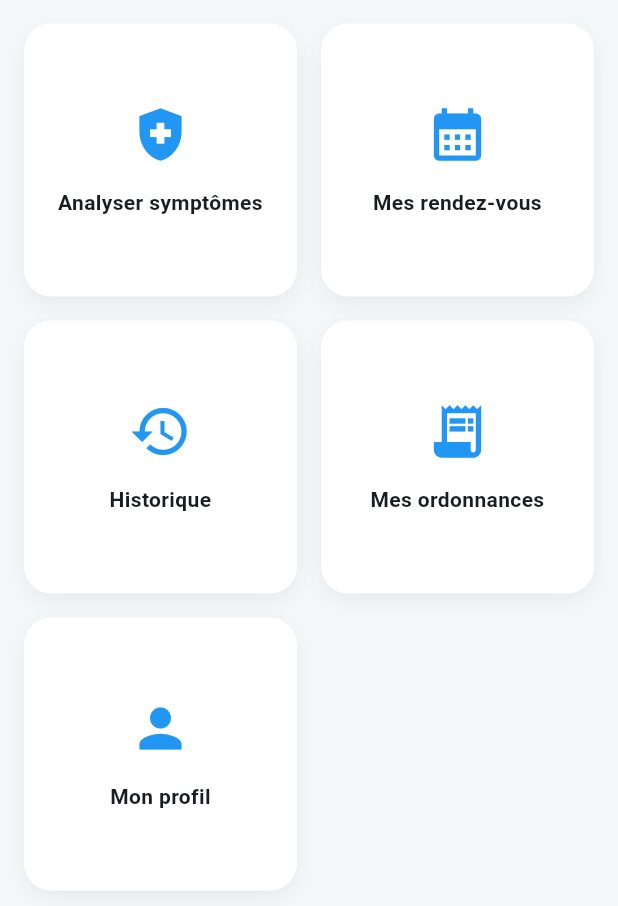
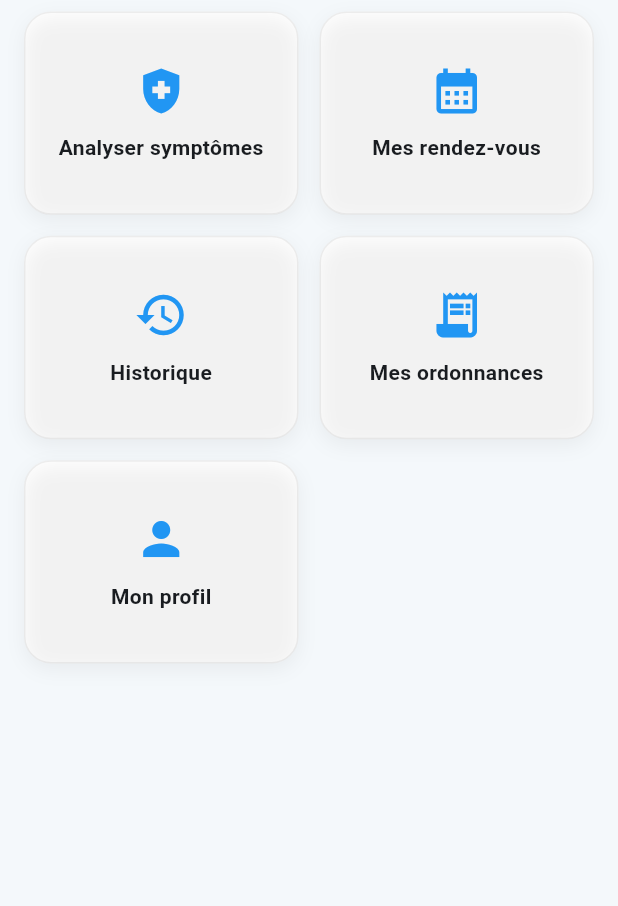
Before and after one commit to Bassem26199/PFE--Orientation-frontend, a Flutter app: the PatientHome screen opened directly, on a phone screen of 412 x 824 dp, the part 254-1160 px from its top. Run offline on Flutter 3.47's test engine with Material 3 defaults, Android fonts, the phone set to English and light mode, and no system bars; our stand-ins replace flutter_map, geolocator, latlong2, pdf, printing, shared_preferences; accounts and stored records are empty; network calls fail.

Commit message:
interface patient

```diff
--- a/lib/screens/historique_orientation_screen.dart
+++ b/lib/screens/historique_orientation_screen.dart
@@ -4,6 +4,7 @@ import 'package:http/http.dart' as http;
 
 import '../services/auth_service.dart';
 import '../utils/orientation_display.dart';
+import '../widgets/responsive_content.dart';
 
 class HistoriqueOrientationScreen extends StatefulWidget {
   const HistoriqueOrientationScreen({super.key});
@@ -175,16 +176,40 @@ class _HistoriqueOrientationScreenState
       appBar: AppBar(
         title: const Text("Historique orientation"),
       ),
-      body: isLoading
+      body: ResponsiveContent.list(
+        padding: EdgeInsets.zero,
+        child: isLoading
             ? const Center(child: CircularProgressIndicator())
             : orientations.isEmpty
                 ? emptyState()
                 : RefreshIndicator(
                     onRefresh: fetchHistorique,
-                  child: ListView(
+                    child: LayoutBuilder(
+                      builder: (context, constraints) {
+                        final useGrid = constraints.maxWidth >= 640;
+                        if (!useGrid) {
+                          return ListView(
                             padding: const EdgeInsets.all(16),
-                    children:
-                        orientations.map((e) => orientationCard(e)).toList(),
+                            children: orientations
+                                .map((e) => orientationCard(e))
+                                .toList(),
+                          );
+                        }
+                        return GridView.builder(
+                          padding: const EdgeInsets.all(16),
+                          gridDelegate:
+                              SliverGridDelegateWithMaxCrossAxisExtent(
+                            maxCrossAxisExtent: 340,
+                            mainAxisSpacing: 14,
+                            crossAxisSpacing: 14,
+                            childAspectRatio: 2.4,
+                          ),
+                          itemCount: orientations.length,
+                          itemBuilder: (_, i) =>
+                              orientationCard(orientations[i]),
+                        );
+                      },
+                    ),
                   ),
       ),
     );
--- a/lib/screens/mes_ordonnances_screen.dart
+++ b/lib/screens/mes_ordonnances_screen.dart
@@ -1,5 +1,6 @@
 import 'package:flutter/material.dart';
 import '../services/ordonnance_service.dart';
+import '../widgets/responsive_content.dart';
 
 class MesOrdonnancesScreen extends StatefulWidget {
   const MesOrdonnancesScreen({super.key});
@@ -39,7 +40,9 @@ class _MesOrdonnancesScreenState extends State<MesOrdonnancesScreen> {
           IconButton(onPressed: _load, icon: const Icon(Icons.refresh)),
         ],
       ),
-      body: _loading
+      body: ResponsiveContent.list(
+        padding: EdgeInsets.zero,
+        child: _loading
             ? const Center(child: CircularProgressIndicator())
             : _ordonnances.isEmpty
                 ? Center(
@@ -48,17 +51,21 @@ class _MesOrdonnancesScreenState extends State<MesOrdonnancesScreen> {
                       child: Column(
                         mainAxisSize: MainAxisSize.min,
                         children: [
-                        Icon(Icons.receipt_long, size: 64, color: Colors.grey.shade400),
+                          Icon(Icons.receipt_long,
+                              size: 64, color: Colors.grey),
                           const SizedBox(height: 16),
                           const Text(
                             'Aucune ordonnance',
-                          style: TextStyle(fontSize: 18, fontWeight: FontWeight.bold),
+                            style: TextStyle(
+                              fontSize: 18,
+                              fontWeight: FontWeight.bold,
+                            ),
                           ),
                           const SizedBox(height: 8),
                           Text(
                             'Vos ordonnances validées par le médecin apparaîtront ici.',
                             textAlign: TextAlign.center,
-                          style: TextStyle(color: Colors.grey.shade600),
+                            style: TextStyle(color: Colors.black54),
                           ),
                         ],
                       ),
@@ -70,9 +77,9 @@ class _MesOrdonnancesScreenState extends State<MesOrdonnancesScreen> {
                       padding: const EdgeInsets.all(16),
                       itemCount: _ordonnances.length,
                       itemBuilder: (context, index) {
-                      final o = _ordonnances[index];
-                      return _ordonnanceCard(o);
+                        return _ordonnanceCard(_ordonnances[index]);
                       },
+                    ),
                   ),
       ),
     );
--- a/lib/screens/mes_rendezvous_screen.dart
+++ b/lib/screens/mes_rendezvous_screen.dart
@@ -4,6 +4,7 @@ import 'package:http/http.dart' as http;
 import 'package:url_launcher/url_launcher.dart';
 
 import '../services/auth_service.dart';
+import '../widgets/responsive_content.dart';
 
 class MesRendezVousScreen extends StatefulWidget {
   const MesRendezVousScreen({super.key});
@@ -307,7 +308,9 @@ class _MesRendezVousScreenState extends State<MesRendezVousScreen> {
       appBar: AppBar(
         title: const Text("Mes rendez-vous"),
       ),
-      body: isLoading
+      body: ResponsiveContent.list(
+        padding: EdgeInsets.zero,
+        child: isLoading
             ? const Center(child: CircularProgressIndicator())
             : rendezvous.isEmpty
                 ? emptyState()
@@ -351,6 +354,7 @@ class _MesRendezVousScreenState extends State<MesRendezVousScreen> {
                     ],
                   ),
                 ),
+      ),
     );
   }
 }
--- a/lib/screens/mon_profil_screen.dart
+++ b/lib/screens/mon_profil_screen.dart
@@ -5,6 +5,7 @@ import 'package:http/http.dart' as http;
 import '../services/auth_service.dart';
 import '../services/password_service.dart';
 import '../widgets/address_map_picker.dart';
+import '../widgets/responsive_content.dart';
 import 'modifier_profil_screen.dart';
 import 'public_navigation_screen.dart';
 
@@ -365,13 +366,13 @@ class _MonProfilScreenState extends State<MonProfilScreen> {
       appBar: AppBar(
         title: const Text("Mon profil"),
       ),
-      body: isLoading
-          ? const Center(child: CircularProgressIndicator())
-          : user == null
-              ? const Center(child: Text("Erreur chargement profil"))
-              : SingleChildScrollView(
-                  padding: const EdgeInsets.all(18),
-                  child: Column(
+      body: ResponsiveContent.list(
+        child: isLoading
+            ? const Center(child: CircularProgressIndicator())
+            : user == null
+                ? const Center(child: Text('Erreur chargement profil'))
+                : SingleChildScrollView(
+                    child: Column(
                     children: [
                       Container(
                         width: double.infinity,
@@ -476,6 +477,7 @@ class _MonProfilScreenState extends State<MonProfilScreen> {
                     ],
                   ),
                 ),
+      ),
     );
   }
 
--- a/lib/screens/patient_home.dart
+++ b/lib/screens/patient_home.dart
@@ -1,60 +1,26 @@
 import 'package:flutter/material.dart';
 
 import '../services/auth_service.dart';
+import '../widgets/patient_prochain_rdv_banner.dart';
+import '../widgets/responsive_content.dart';
 import 'analyser_symptomes_screen.dart';
 import 'mes_rendezvous_screen.dart';
 import 'historique_orientation_screen.dart';
 import 'mes_ordonnances_screen.dart';
 import 'mon_profil_screen.dart';
 import 'public_navigation_screen.dart';
-import '../widgets/patient_prochain_rdv_banner.dart';
 
 class PatientHome extends StatelessWidget {
   const PatientHome({super.key});
-
-  Widget buildCard({
-    required IconData icon,
-    required String title,
-    required VoidCallback onTap,
-  }) {
-    return GestureDetector(
-      onTap: onTap,
-      child: Container(
-        decoration: BoxDecoration(
-          color: Colors.white,
-          borderRadius: BorderRadius.circular(18),
-          boxShadow: [
-            BoxShadow(
-              color: Colors.black.withOpacity(0.06),
-              blurRadius: 12,
-              offset: const Offset(0, 5),
-            ),
-          ],
-        ),
-        child: Column(
-          mainAxisAlignment: MainAxisAlignment.center,
-          children: [
-            Icon(icon, size: 42, color: Colors.blue),
-            const SizedBox(height: 14),
-            Text(
-              title,
-              textAlign: TextAlign.center,
-              style: const TextStyle(fontWeight: FontWeight.bold),
-            ),
-          ],
-        ),
-      ),
-    );
-  }
 
   @override
   Widget build(BuildContext context) {
     return Scaffold(
       appBar: AppBar(
-        title: const Text("Espace Patient"),
+        title: const Text('Espace Patient'),
         actions: [
           IconButton(
-            tooltip: "Accueil",
+            tooltip: 'Accueil public',
             icon: const Icon(Icons.home),
             onPressed: () {
               Navigator.push(
@@ -67,12 +33,11 @@ class PatientHome extends StatelessWidget {
           ),
         ],
       ),
-      body: Padding(
-        padding: const EdgeInsets.all(16),
+      body: ResponsiveContent(
         child: Column(
+          crossAxisAlignment: CrossAxisAlignment.stretch,
           children: [
             Container(
-              width: double.infinity,
               padding: const EdgeInsets.all(20),
               decoration: BoxDecoration(
                 color: Colors.blue.shade50,
@@ -82,7 +47,7 @@ class PatientHome extends StatelessWidget {
                 crossAxisAlignment: CrossAxisAlignment.start,
                 children: [
                   Text(
-                    "Bienvenue, ${AuthService.displayName} 👋",
+                    'Bienvenue, ${AuthService.displayName} 👋',
                     style: const TextStyle(
                       fontSize: 20,
                       fontWeight: FontWeight.bold,
@@ -90,23 +55,20 @@ class PatientHome extends StatelessWidget {
                   ),
                   const SizedBox(height: 8),
                   const Text(
-                    "Gérez votre orientation médicale facilement.",
+                    'Gérez votre orientation médicale facilement.',
                     style: TextStyle(fontSize: 14, color: Colors.black54),
                   ),
                 ],
               ),
             ),
             const PatientProchainRdvBanner(),
-            const SizedBox(height: 16),
+            const SizedBox(height: 8),
             Expanded(
-              child: GridView.count(
-                crossAxisCount: 2,
-                crossAxisSpacing: 16,
-                mainAxisSpacing: 16,
+              child: PatientMenuGrid(
                 children: [
-                  buildCard(
+                  PatientDashboardCard(
                     icon: Icons.health_and_safety,
-                    title: "Analyser symptômes",
+                    title: 'Analyser symptômes',
                     onTap: () {
                       Navigator.push(
                         context,
@@ -116,9 +78,9 @@ class PatientHome extends StatelessWidget {
                       );
                     },
                   ),
-                  buildCard(
+                  PatientDashboardCard(
                     icon: Icons.calendar_month,
-                    title: "Mes rendez-vous",
+                    title: 'Mes rendez-vous',
                     onTap: () {
                       Navigator.push(
                         context,
@@ -128,9 +90,9 @@ class PatientHome extends StatelessWidget {
                       );
                     },
                   ),
-                  buildCard(
+                  PatientDashboardCard(
                     icon: Icons.history,
-                    title: "Historique",
+                    title: 'Historique',
                     onTap: () {
                       Navigator.push(
                         context,
@@ -140,9 +102,9 @@ class PatientHome extends StatelessWidget {
                       );
                     },
                   ),
-                  buildCard(
+                  PatientDashboardCard(
                     icon: Icons.receipt_long,
-                    title: "Mes ordonnances",
+                    title: 'Mes ordonnances',
                     onTap: () {
                       Navigator.push(
                         context,
@@ -152,9 +114,9 @@ class PatientHome extends StatelessWidget {
                       );
                     },
                   ),
-                  buildCard(
+                  PatientDashboardCard(
                     icon: Icons.person,
-                    title: "Mon profil",
+                    title: 'Mon profil',
                     onTap: () {
                       Navigator.push(
                         context,
--- /dev/null
+++ b/lib/widgets/responsive_content.dart
@@ -0,0 +1,126 @@
+import 'package:flutter/material.dart';
+
+/// Limite la largeur du contenu sur grand écran (navigateur web, tablette paysage).
+class ResponsiveContent extends StatelessWidget {
+  static const double patientDashboardMaxWidth = 1000;
+  static const double patientListMaxWidth = 720;
+
+  final Widget child;
+  final double maxWidth;
+  final EdgeInsetsGeometry padding;
+  final AlignmentGeometry alignment;
+
+  const ResponsiveContent({
+    super.key,
+    required this.child,
+    this.maxWidth = patientDashboardMaxWidth,
+    this.padding = const EdgeInsets.all(16),
+    this.alignment = Alignment.topCenter,
+  });
+
+  const ResponsiveContent.list({
+    super.key,
+    required this.child,
+    this.padding = const EdgeInsets.all(16),
+  })  : maxWidth = patientListMaxWidth,
+        alignment = Alignment.topCenter;
+
+  @override
+  Widget build(BuildContext context) {
+    return Align(
+      alignment: alignment,
+      child: ConstrainedBox(
+        constraints: BoxConstraints(maxWidth: maxWidth),
+        child: Padding(
+          padding: padding,
+          child: child,
+        ),
+      ),
+    );
+  }
+}
+
+/// Grille de menu patient : cartes de taille raisonnable sur web et mobile.
+class PatientMenuGrid extends StatelessWidget {
+  final List<Widget> children;
+
+  const PatientMenuGrid({super.key, required this.children});
+
+  @override
+  Widget build(BuildContext context) {
+    return LayoutBuilder(
+      builder: (context, constraints) {
+        final width = constraints.maxWidth;
+        final maxExtent = width >= 900 ? 200.0 : (width >= 600 ? 220.0 : 280.0);
+        final aspectRatio = width >= 600 ? 1.08 : 1.35;
+
+        return GridView.extent(
+          maxCrossAxisExtent: maxExtent,
+          mainAxisSpacing: 14,
+          crossAxisSpacing: 14,
+          childAspectRatio: aspectRatio,
+          children: children,
+        );
+      },
+    );
+  }
+}
+
+/// Carte d'action du tableau de bord patient.
+class PatientDashboardCard extends StatelessWidget {
+  final IconData icon;
+  final String title;
+  final VoidCallback onTap;
+
+  const PatientDashboardCard({
+    super.key,
+    required this.icon,
+    required this.title,
+    required this.onTap,
+  });
+
+  @override
+  Widget build(BuildContext context) {
+    return Material(
+      color: Colors.white,
+      borderRadius: BorderRadius.circular(18),
+      elevation: 0,
+      shadowColor: Colors.black26,
+      child: InkWell(
+        onTap: onTap,
+        borderRadius: BorderRadius.circular(18),
+        child: Container(
+          decoration: BoxDecoration(
+            borderRadius: BorderRadius.circular(18),
+            border: Border.all(color: Colors.black.withOpacity(0.06)),
+            boxShadow: [
+              BoxShadow(
+                color: Colors.black.withOpacity(0.05),
+                blurRadius: 10,
+                offset: const Offset(0, 4),
+              ),
+            ],
+          ),
+          padding: const EdgeInsets.symmetric(horizontal: 12, vertical: 16),
+          child: Column(
+            mainAxisAlignment: MainAxisAlignment.center,
+            children: [
+              Icon(icon, size: 36, color: Colors.blue),
+              const SizedBox(height: 10),
+              Text(
+                title,
+                textAlign: TextAlign.center,
+                maxLines: 2,
+                overflow: TextOverflow.ellipsis,
+                style: const TextStyle(
+                  fontWeight: FontWeight.w600,
+                  fontSize: 14,
+                ),
+              ),
+            ],
+          ),
+        ),
+      ),
+    );
+  }
+}
```
Lines whose indentation alone changed are shown as unchanged.
